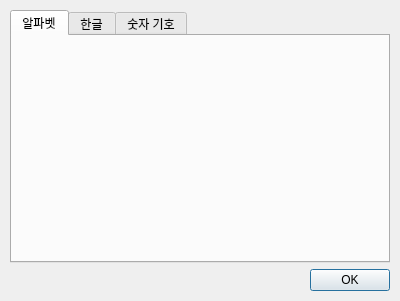
Above: assets/memorize.ui from museekee/morse_code_learn before the change. Below: the same form after it.
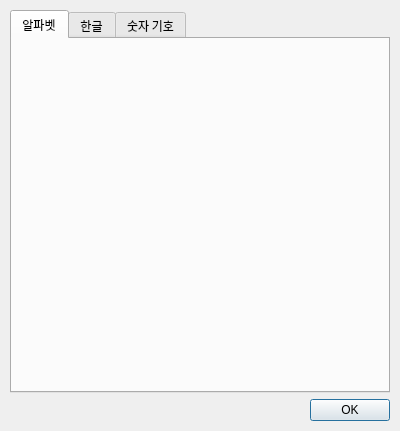
That is the form after the change.

The edit to the form file:
```diff
--- a/assets/memorize.ui
+++ b/assets/memorize.ui
@@ -7,7 +7,7 @@
     <x>0</x>
     <y>0</y>
     <width>400</width>
-    <height>301</height>
+    <height>431</height>
    </rect>
   </property>
   <property name="windowTitle">
@@ -44,6 +44,11 @@
        <verstretch>0</verstretch>
       </sizepolicy>
      </property>
+     <property name="font">
+      <font>
+       <family>궁서체</family>
+      </font>
+     </property>
      <property name="currentIndex">
       <number>0</number>
      </property>
```
